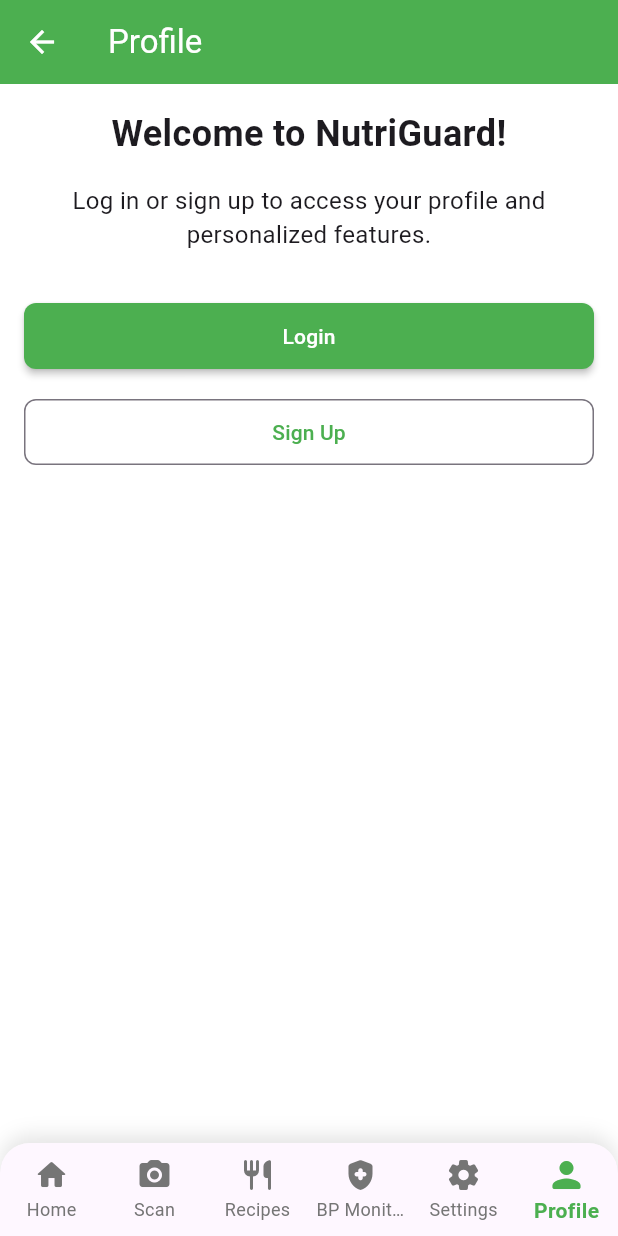
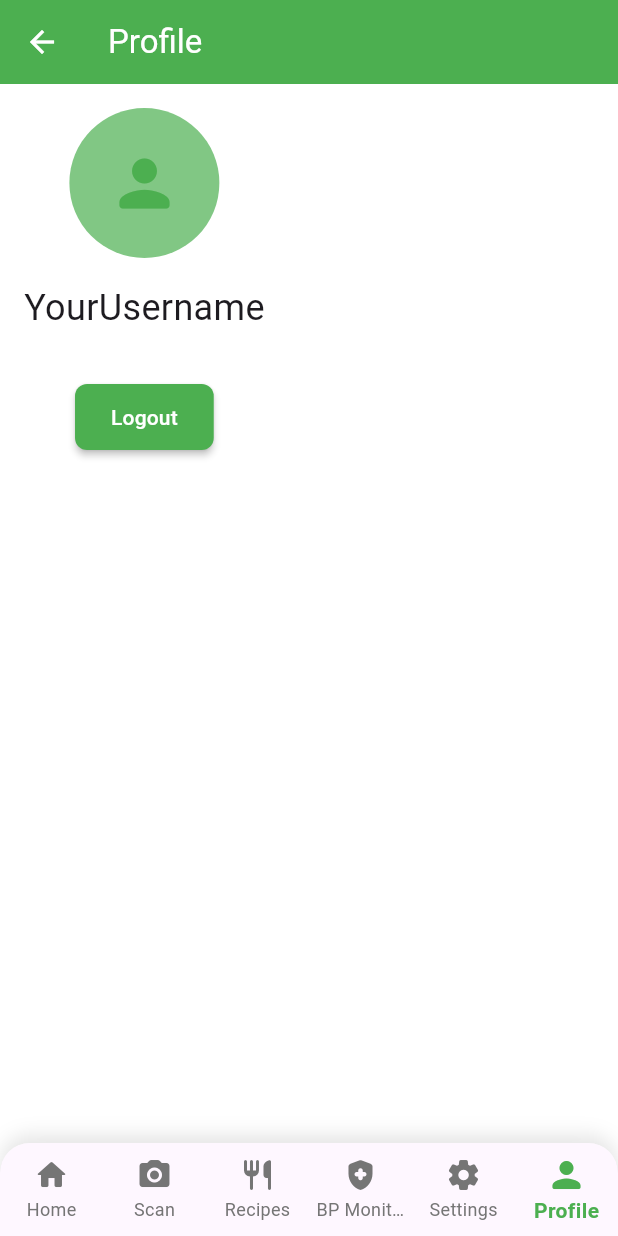
Before and after one commit to Tooba-Sadia/NUTRI-GUARD, a Flutter app: the BottomNavScreen screen opened by its route, item 6 of the bottom bar chosen, on a phone screen of 412 x 824 dp. Run offline on Flutter 3.47's test engine with Material 3 defaults, Android fonts, the phone set to English and light mode, and no system bars; our stand-ins replace camera, go_router, image_picker, permission_handler, shared_preferences; missing offline and left inert: google_mlkit_text_recognition, mysql1, tflite_flutter; accounts and stored records are empty.

Commit message:
login successful and status success showing

```diff
--- a/myapp/lib/routes/app_router.dart
+++ b/myapp/lib/routes/app_router.dart
@@ -39,7 +39,11 @@
       ),
       GoRoute(
         path: '/profile',
-        builder: (context, state) => const ProfileScreen(),
+        builder: (context, state) {
+          // Replace with actual username retrieval logic as needed
+          final username = state.extra as String? ?? '';
+          return ProfileScreen(username: username, isLoggedIn: true);
+        },
       ),
       GoRoute(
         path: '/login',
--- a/myapp/lib/screens/bottom_nav.dart
+++ b/myapp/lib/screens/bottom_nav.dart
@@ -26,7 +26,7 @@
     const RecipeScreen(),
     const BPMonitorScreen(),
     const SettingsScreen(),
-    const ProfileScreen(),
+    ProfileScreen(username: 'YourUsername', isLoggedIn: true), // Replace with actual username and login status
   ];
 
   void _onItemTapped(int index) {
--- a/myapp/lib/screens/home_screen.dart
+++ b/myapp/lib/screens/home_screen.dart
@@ -203,7 +203,7 @@
     const RecipeScreen(),
     const BPMonitorScreen(),
     const SettingsScreen(),
-    const ProfileScreen(),
+    ProfileScreen(username: 'Guest', isLoggedIn: false,),
   ];
 
   @override
--- a/myapp/lib/screens/profile_screen.dart
+++ b/myapp/lib/screens/profile_screen.dart
@@ -5,10 +5,9 @@
 import '../routes/app_router.dart';
 
 class ProfileScreen extends StatelessWidget {
-  final bool isLoggedIn = false; // Replace with actual login state logic
-  final String userName = 'John Doe'; // Replace with actual user data
-
-  const ProfileScreen({super.key});
+  final String? username;
+  final bool isLoggedIn;
+  const ProfileScreen({super.key, required this.username, required this.isLoggedIn});
 
   @override
   Widget build(BuildContext context) {
@@ -53,8 +52,8 @@
         ),
         const SizedBox(height: 16),
         Text(
-          userName,
-          style: AppTheme.headingStyle,
+          username ?? 'Guest',
+          style: TextStyle(fontSize: 24),
         ),
         const SizedBox(height: 32),
         ElevatedButton(
@@ -108,8 +107,11 @@
     );
   }
 }
-
 final profileRoute = GoRoute(
   path: AppRoutes.profile,
-  builder: (context, state) => const ProfileScreen(),
+  builder: (context, state) {
+    final extra = state.extra as Map<String, dynamic>?;
+    final isLoggedIn = extra?['isLoggedIn'] as bool? ?? false;
+    return ProfileScreen(username: null, isLoggedIn: isLoggedIn);
+  },
 );
```
Also changed, not shown: myapp/lib/services/user_service.dart (+21 -5 lines).
